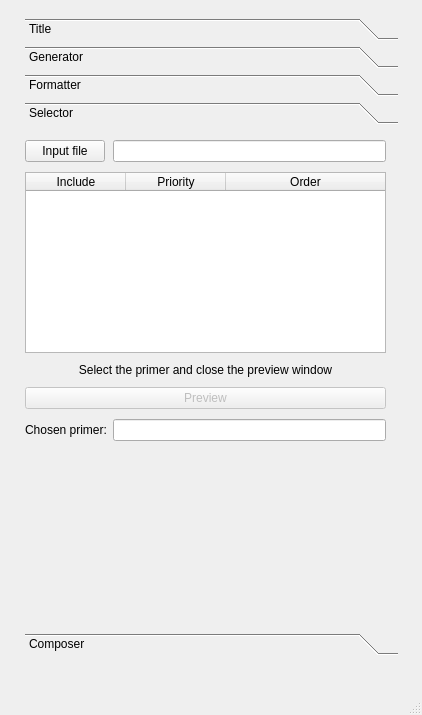
First picture: the form in form.ui, repository miskiewiczm/dna_bits, before the edit.
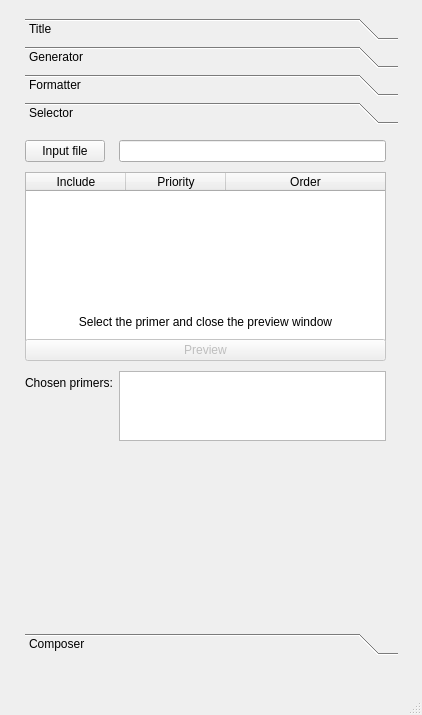
Second picture: the form after the edit. The open tabs and pages were chosen to show the change.

Commit message: allow selecting multiple primers

What changed in the file:
```diff
--- a/form.ui
+++ b/form.ui
@@ -778,6 +778,12 @@
        </item>
        <item row="1" column="0" colspan="2">
         <widget class="QTableWidget" name="selector_sorter_table">
+         <property name="minimumSize">
+          <size>
+           <width>0</width>
+           <height>175</height>
+          </size>
+         </property>
          <property name="rowCount">
           <number>0</number>
          </property>
@@ -804,6 +810,19 @@
          </column>
         </widget>
        </item>
+       <item row="2" column="0" colspan="2">
+        <widget class="QLabel" name="selector_info_label">
+         <property name="text">
+          <string>Select the primer and close the preview window</string>
+         </property>
+         <property name="alignment">
+          <set>Qt::AlignCenter</set>
+         </property>
+         <property name="wordWrap">
+          <bool>true</bool>
+         </property>
+        </widget>
+       </item>
        <item row="3" column="0" colspan="2">
         <widget class="QPushButton" name="selector_preview_button">
          <property name="enabled">
@@ -817,25 +836,12 @@
        <item row="4" column="0">
         <widget class="QLabel" name="selector_chosen_primer_label">
          <property name="text">
-          <string>Chosen primer:</string>
+          <string>Chosen primers:</string>
          </property>
         </widget>
        </item>
        <item row="4" column="1">
-        <widget class="QLineEdit" name="selector_chosen_primer_edit"/>
-       </item>
-       <item row="2" column="0" colspan="2">
-        <widget class="QLabel" name="label">
-         <property name="text">
-          <string>Select the primer and close the preview window</string>
-         </property>
-         <property name="alignment">
-          <set>Qt::AlignCenter</set>
-         </property>
-         <property name="wordWrap">
-          <bool>true</bool>
-         </property>
-        </widget>
+        <widget class="QListWidget" name="selector_chosen_primer_list"/>
        </item>
       </layout>
      </widget>
```
The commit also changes 2 other files.
